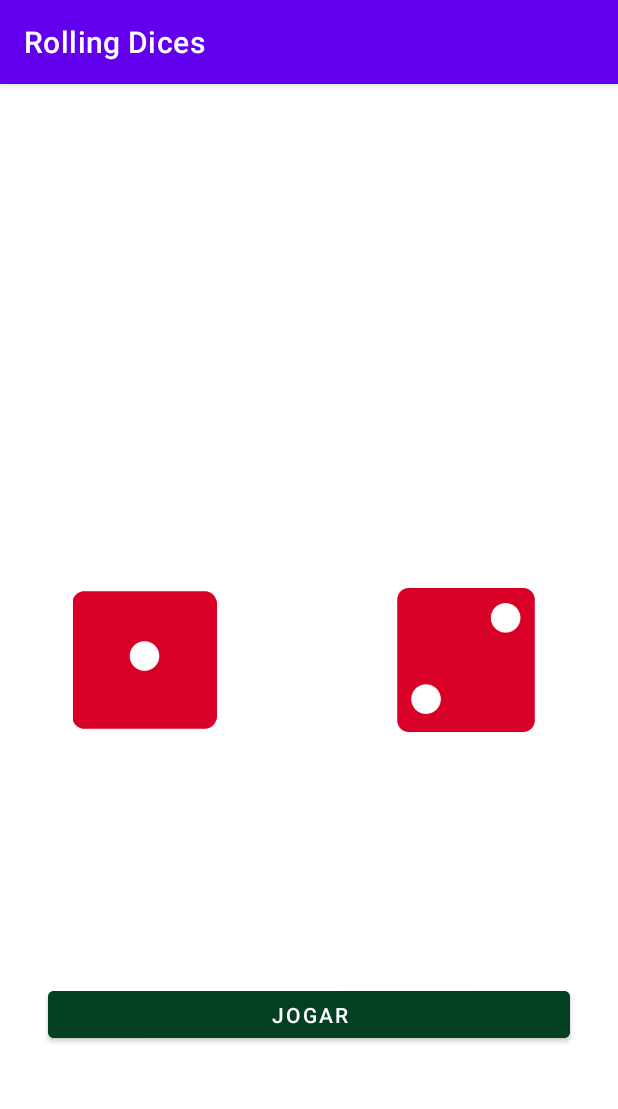
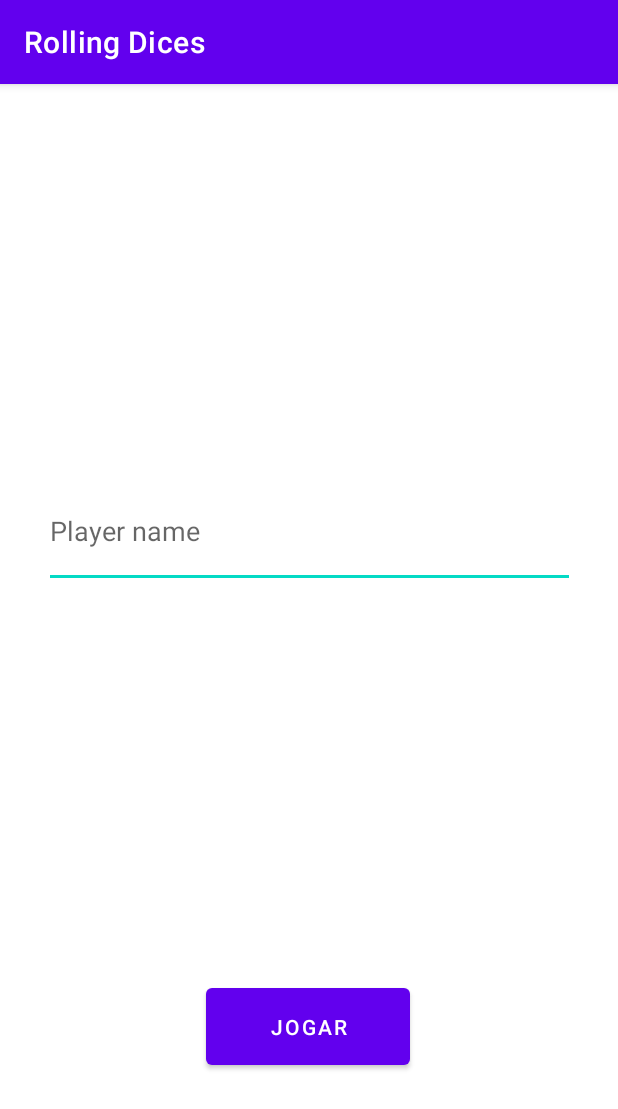
Before and after one commit to wagner-lima/rolling-dices, an Android app: the screen it shows after launch (MainActivity before the commit, RegisterUser after it), on a phone screen of 412 x 824 dp. Shown: the top 1109 px of the screen. Run offline under Robolectric (Android 15) with nearby library versions, the phone set to English and light mode, and no system bars.

```diff
--- a/app/src/main/AndroidManifest.xml
+++ b/app/src/main/AndroidManifest.xml
@@ -9,13 +9,14 @@
         android:roundIcon="@mipmap/ic_launcher_round"
         android:supportsRtl="true"
         android:theme="@style/Theme.RollingDices">
-        <activity
-            android:name=".MainActivity">
+        <activity android:name=".RegisterUser">
+
             <intent-filter>
                 <action android:name="android.intent.action.MAIN" />
                 <category android:name="android.intent.category.LAUNCHER" />
             </intent-filter>
         </activity>
+        <activity android:name=".MainActivity" />
     </application>
 
 </manifest>
--- /dev/null
+++ b/app/src/main/java/com/devventure/rollingdices/RegisterUser.kt
@@ -0,0 +1,24 @@
+package com.devventure.rollingdices
+
+import android.content.Intent
+import androidx.appcompat.app.AppCompatActivity
+import android.os.Bundle
+import android.widget.Button
+import android.widget.EditText
+
+class RegisterUser : AppCompatActivity() {
+    override fun onCreate(savedInstanceState: Bundle?) {
+        super.onCreate(savedInstanceState)
+        setContentView(R.layout.activity_register_user)
+
+        val playerName = findViewById<EditText>(R.id.playerName)
+        val playButton = findViewById<Button>(R.id.playButton)
+
+        playButton.setOnClickListener {
+            var player = playerName.text.toString()
+            val intent = Intent(this, MainActivity::class.java)
+            intent.putExtra("playername",player)
+            startActivity(intent)
+        }
+    }
+}
--- /dev/null
+++ b/app/src/main/res/layout/activity_register_user.xml
@@ -0,0 +1,32 @@
+<?xml version="1.0" encoding="utf-8"?>
+<androidx.constraintlayout.widget.ConstraintLayout xmlns:android="http://schemas.android.com/apk/res/android"
+    xmlns:app="http://schemas.android.com/apk/res-auto"
+    xmlns:tools="http://schemas.android.com/tools"
+    android:layout_width="match_parent"
+    android:layout_height="match_parent"
+    tools:context=".RegisterUser">
+
+    <EditText
+        android:id="@+id/playerName"
+        android:layout_width="354dp"
+        android:layout_height="75dp"
+        android:ems="10"
+        android:hint="Player name"
+        android:inputType="textPersonName"
+        android:text=""
+        app:layout_constraintBottom_toTopOf="@+id/playButton"
+        app:layout_constraintEnd_toEndOf="parent"
+        app:layout_constraintStart_toStartOf="parent"
+        app:layout_constraintTop_toTopOf="parent" />
+
+    <Button
+        android:id="@+id/playButton"
+        android:layout_width="136dp"
+        android:layout_height="63dp"
+        android:layout_marginBottom="108dp"
+        android:text="Jogar"
+        app:layout_constraintBottom_toBottomOf="parent"
+        app:layout_constraintEnd_toEndOf="parent"
+        app:layout_constraintHorizontal_bias="0.498"
+        app:layout_constraintStart_toStartOf="parent" />
+</androidx.constraintlayout.widget.ConstraintLayout>
--- a/app/src/main/res/values/strings.xml
+++ b/app/src/main/res/values/strings.xml
@@ -1,3 +1,8 @@
 <resources>
     <string name="app_name">Rolling Dices</string>
+    <string name="dice01">Dado1</string>
+    <string name="dice02">Dado2</string>
+    <string name="name">Name</string>
+    <string name="Play">Play</string>
+    <string name="welcome">Welcome, %s!</string>
 </resources>
```
Also changed, not shown: app/src/main/java/com/devventure/rollingdices/MainActivity.kt (+27 -3 lines), app/src/main/res/layout/activity_main.xml (+22 -0 lines).
